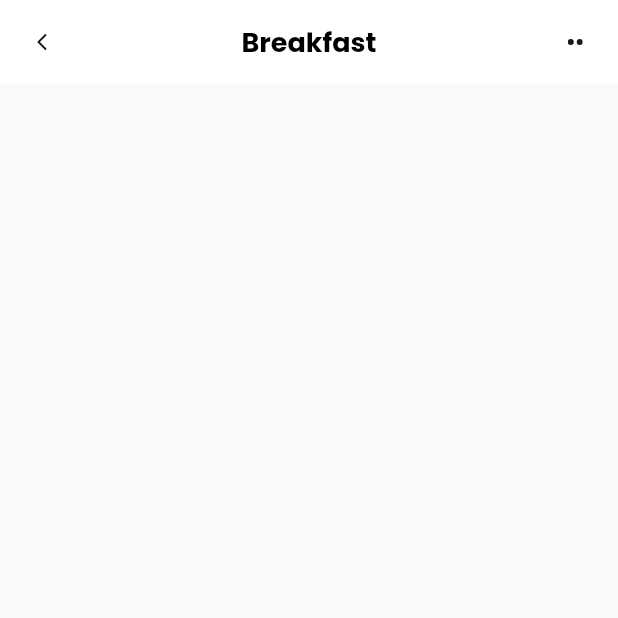
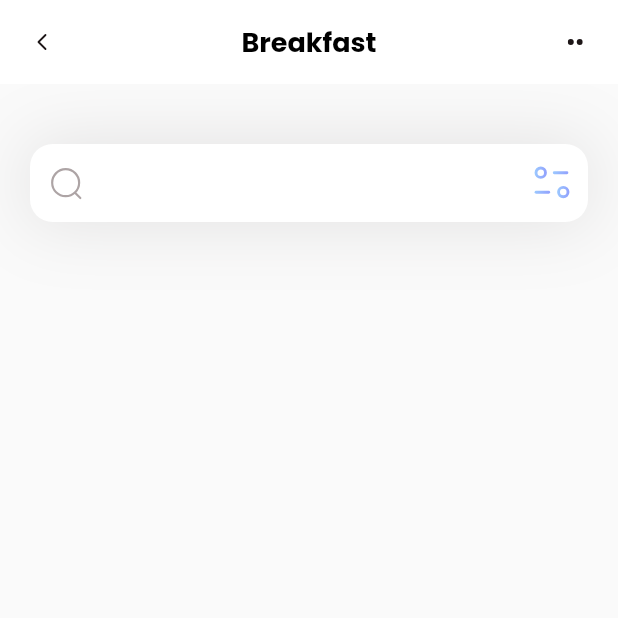
Before and after one commit to 73-sk-nahid/single_screen_flutter, a Flutter app: the screen it shows after launch, on a phone screen of 412 x 824 dp, the top half of it. Run offline on Flutter 3.47's test engine with Material 2 defaults, Android fonts, the light colour scheme and no system bars; our stand-ins replace flutter_svg, google_fonts.

Commit message:
Added search Box

```diff
--- a/lib/home.dart
+++ b/lib/home.dart
@@ -7,6 +7,41 @@ class HomePage extends StatelessWidget {
   Widget build(BuildContext context) {
     return Scaffold(
       appBar: appBar(),
+      body: Column(
+        children: [
+          Container(
+            margin: EdgeInsets.only(top: 40,left: 20, right: 20),
+            decoration: BoxDecoration(
+              boxShadow: [
+                BoxShadow(
+                  color: Color(0xff1D1617).withOpacity(0.11),
+                  blurRadius: 40,
+                  spreadRadius: 0.8
+                )
+              ]
+            ),
+            child: TextField(
+              decoration: InputDecoration(
+                filled: true,
+                fillColor: Colors.white,
+                contentPadding: EdgeInsets.all(15),
+                prefixIcon: Padding(
+                  padding: const EdgeInsets.all(12),
+                  child: SvgPicture.asset('assets/icons/Search.svg'),
+                ),
+                suffixIcon: Padding(
+                  padding: const EdgeInsets.all(8),
+                  child: SvgPicture.asset('assets/icons/Filter.svg'),
+                ),
+                border: OutlineInputBorder(
+                  borderRadius: BorderRadius.circular(15),
+                  borderSide: BorderSide.none
+                )
+              ),
+            ),
+          )
+        ],
+      ),
     );
   }
   AppBar appBar() {
```
